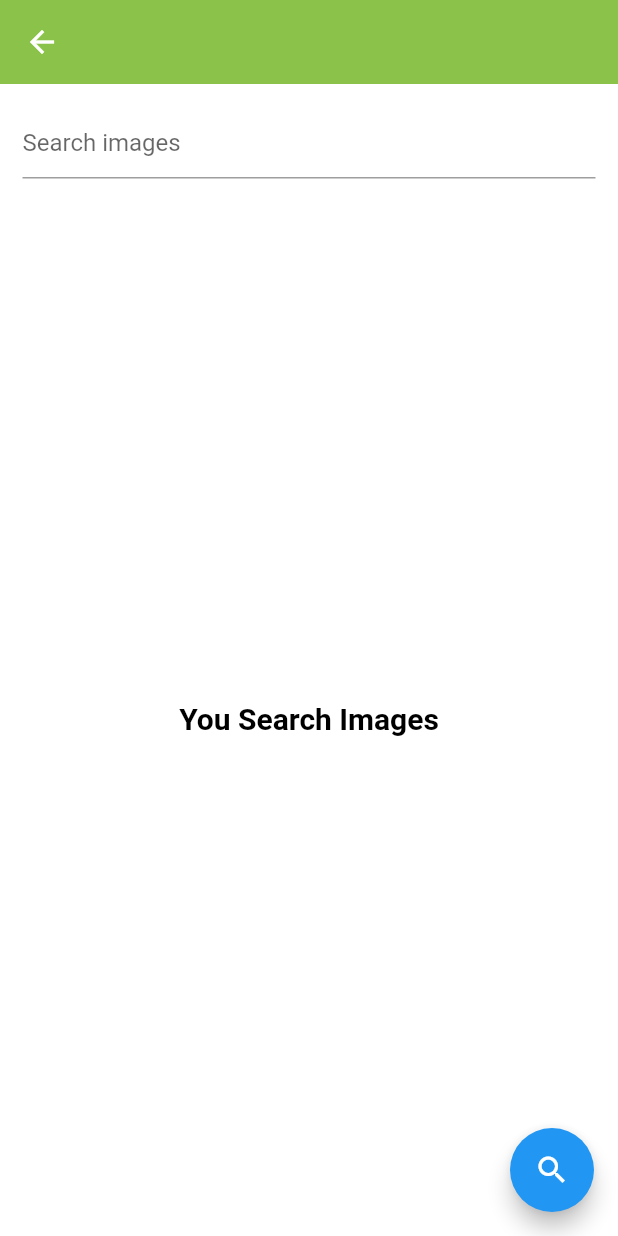
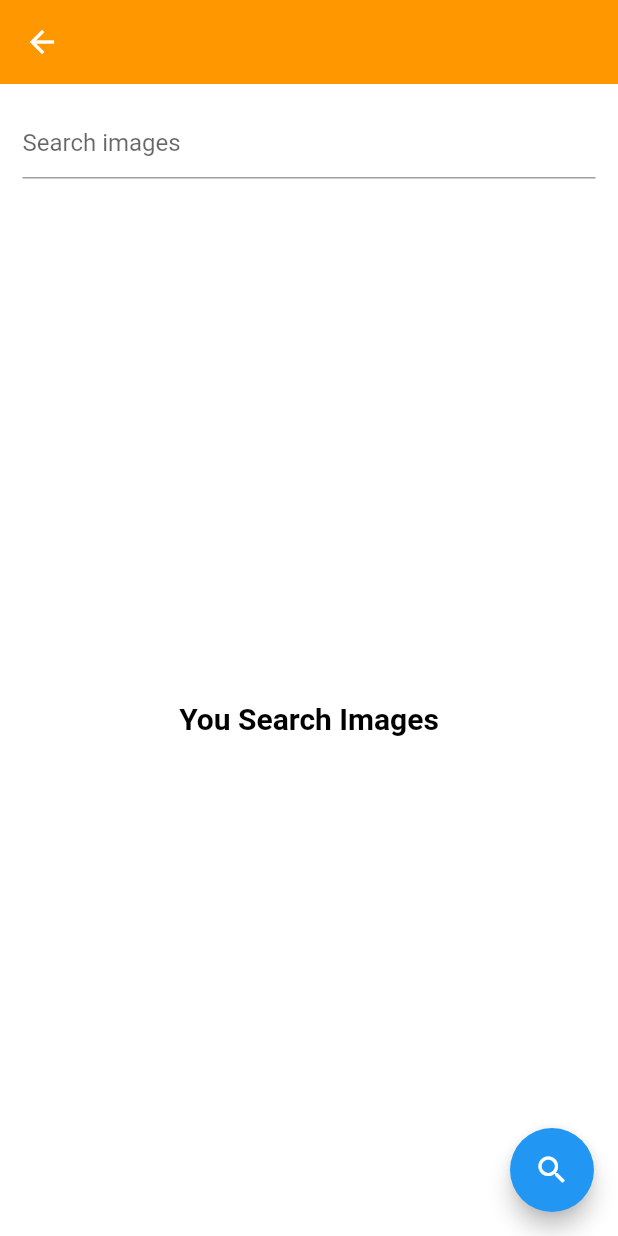
Before and after one commit to iseruuuuu/daily_house_work_app, a Flutter app: the SearchImageScreen screen opened directly, on a phone screen of 412 x 824 dp. Run offline on Flutter 3.47's test engine with Material 2 defaults, Android fonts, the phone set to English and light mode, and no system bars; our stand-ins replace cached_network_image, flutter_easyloading, flutter_vector_icons, get, in_app_review, package_info_plus and 2 more; missing offline and left inert: panara_dialogs; accounts and stored records are empty; network calls fail.

Commit message:
add: appbarの色を変更した

```diff
--- a/lib/constants/color_constants.dart
+++ b/lib/constants/color_constants.dart
@@ -1,7 +1,7 @@
 import 'package:flutter/material.dart';
 
 class ColorConstant {
-  static Color appBarColor = Colors.lightGreen;
+  static Color appBarColor = Colors.orange;
   static Color backgroundColor = const Color(0xFFF2F2F7);
   static Color settingsListBackground = const Color(0xFFF2F2F7);
   static Color settingsSectionBackground = Colors.white;
```
